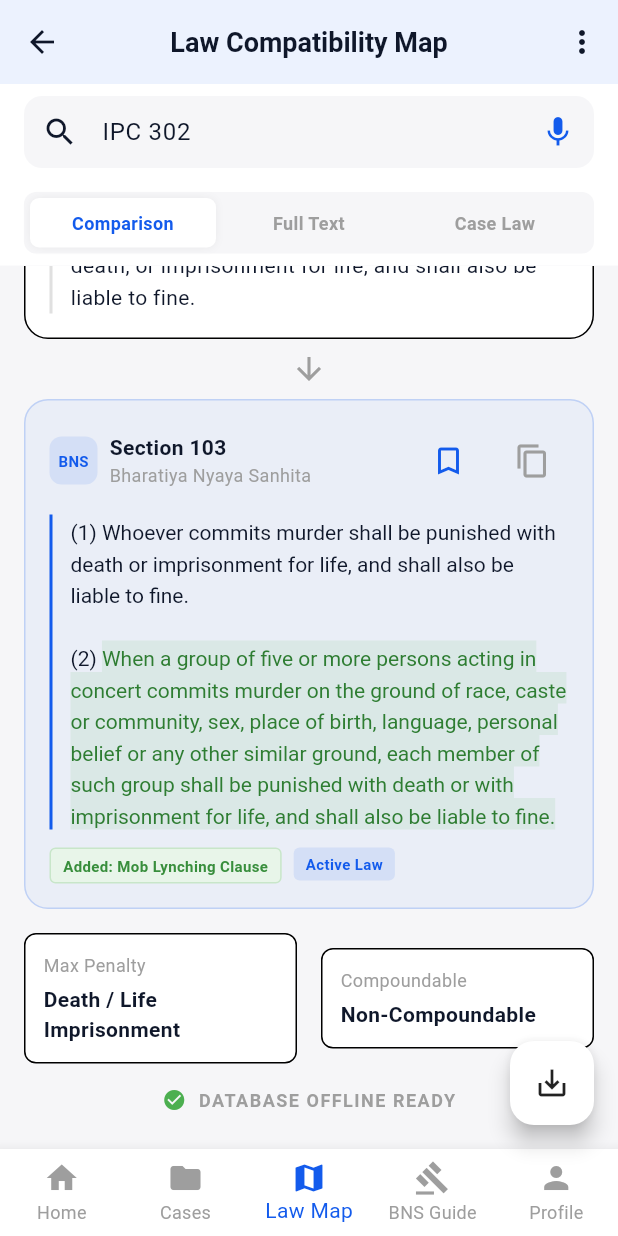
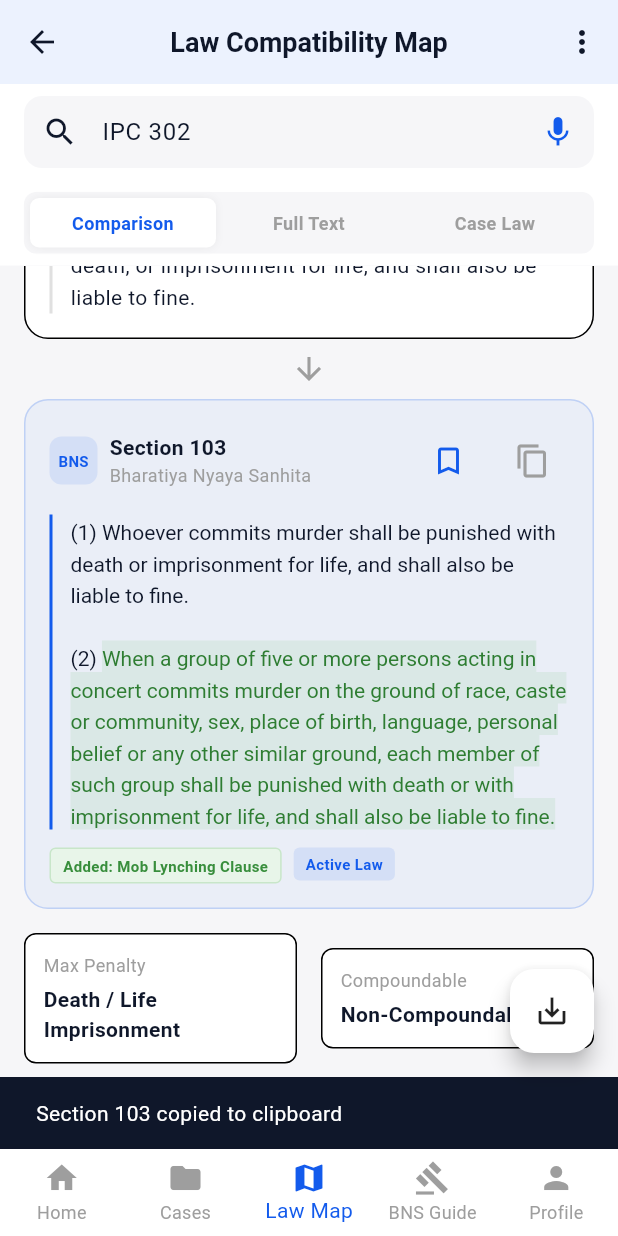
Before and after one commit to bidhanranjandutta-hue/flutter-aap, a Flutter app: the LawMapScreen screen opened by its route, scrolled down 462 dp, after a tap on the "content copy" icon, on a phone screen of 412 x 824 dp. Run offline on Flutter 3.47's test engine with Material 3 defaults, Android fonts, the phone set to English and light mode, and no system bars.

Commit message:
Refactor un-implemented copy action in LawMapScreen
- Use `Clipboard.setData` to copy `textToCopy` (derived from tag, title, subtitle, and content parameters).
- Added `if (context.mounted)` safety check for SnackBar confirmation.
- Added missing `package:flutter/services.dart` dependency.
- Populated neighboring un-implemented bookmark button with standard feature placeholder.

Co-authored-by: bidhanranjandutta-hue <261243018+bidhanranjandutta-hue@users.noreply.github.com>

```diff
--- a/lib/screens/law_map_screen.dart
+++ b/lib/screens/law_map_screen.dart
@@ -1,4 +1,5 @@
 import 'package:flutter/material.dart';
+import 'package:flutter/services.dart';
 import '../theme/app_theme.dart';
 
 class LawMapScreen extends StatefulWidget {
@@ -464,14 +465,27 @@ class _LawMapScreenState extends State<LawMapScreen> {
                         Icons.bookmark_border,
                         color: AppTheme.primary,
                       ),
-                      onPressed: () {},
+                      onPressed: () {
+                        // TODO: Implement feature
+                        ScaffoldMessenger.of(context).showSnackBar(
+                          const SnackBar(content: Text('Feature coming soon!')),
+                        );
+                      },
                       padding: EdgeInsets.zero,
                       constraints: const BoxConstraints(),
                     ),
                   const SizedBox(width: 8),
                   IconButton(
                     icon: const Icon(Icons.copy, color: Colors.grey),
-                    onPressed: () {},
+                    onPressed: () async {
+                      final textToCopy = '$title ($tag)\n$subtitle\n\n$content';
+                      await Clipboard.setData(ClipboardData(text: textToCopy));
+                      if (context.mounted) {
+                        ScaffoldMessenger.of(context).showSnackBar(
+                          SnackBar(content: Text('$title copied to clipboard')),
+                        );
+                      }
+                    },
                     padding: EdgeInsets.zero,
                     constraints: const BoxConstraints(),
                   ),
```
